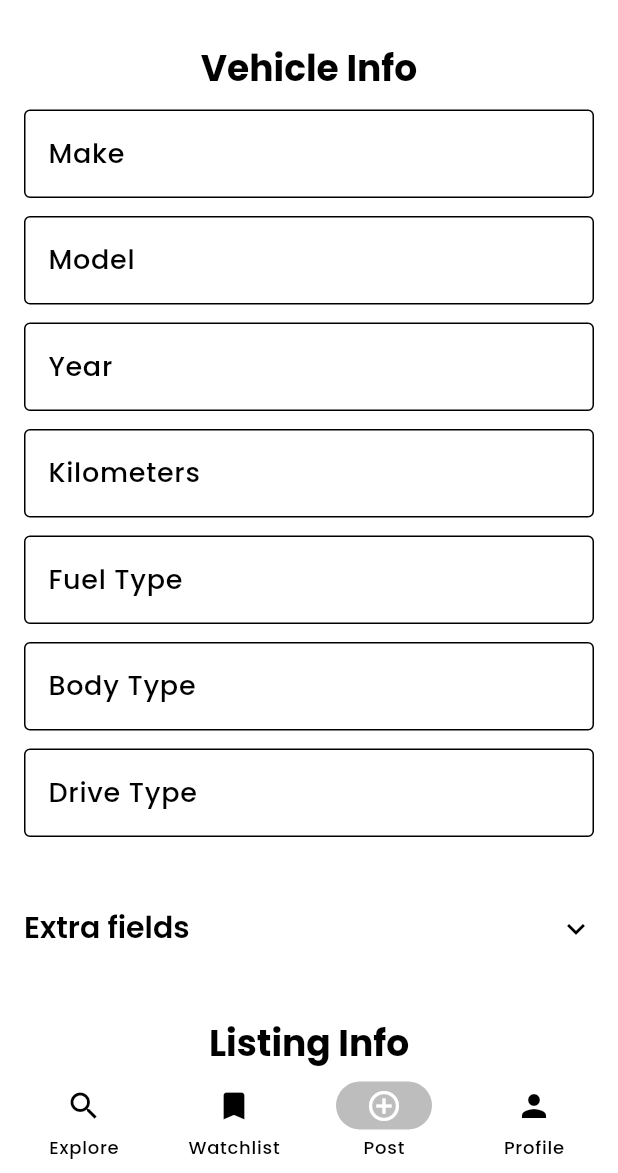
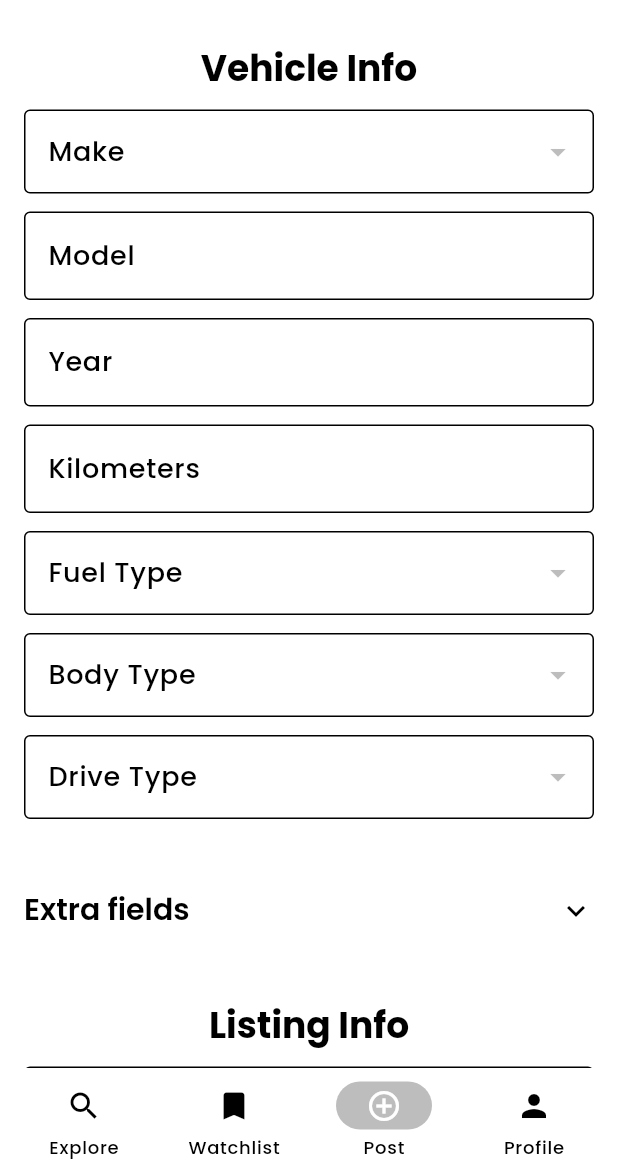
Before and after one commit to joengelena/aurae-beauty-app, a Flutter app: the screen it shows after launch, item 3 of the bottom bar chosen, on a phone screen of 412 x 824 dp, the part 63-1236 px from its top. Run offline on Flutter 3.47's test engine with Material 3 defaults, Android fonts, the phone set to English and light mode, and no system bars; our stand-ins replace flutter_secure_storage, go_router, image_picker, smooth_page_indicator; network calls fail.

Commit message:
Implement a dropdown form field and use if the for required vehicle info fields

```diff
--- a/lib/logic/post_listing_provider.dart
+++ b/lib/logic/post_listing_provider.dart
@@ -2,21 +2,31 @@ import 'dart:typed_data';
 import 'package:flutter/material.dart';
 import 'package:http/http.dart' as http;
 import 'package:image_picker/image_picker.dart';
+import 'package:motorix_app/data/models/listing_attribute.dart';
 import 'package:motorix_app/data/services/listings_services.dart';
 
 class PostListingProvider extends ChangeNotifier {
-  PostListingProvider();
+  PostListingProvider() {
+    _loadAttributes();
+  }
 
   late String? errorMessage;
-
+  List<ListingAttribute> listingAttributeOptions = [];
   final List<Uint8List> imageBytesList = [];
   final List<String> imagePaths = [];
+  final Map<String, Object> postListingData = {};
+  final picker = ImagePicker();
+  bool canPickImage() => imageBytesList.length < 10;
 
-  final Map<String, Object> postListingData = {};
-
-  final picker = ImagePicker();
-
-  bool canPickImage() => imageBytesList.length < 10;
+  Future<void> _loadAttributes() async {
+    try {
+      listingAttributeOptions = await ListingsServices().getListingAttributes();
+    } catch (e) {
+      debugPrint('Error loading filters: $e');
+    } finally {
+      notifyListeners();
+    }
+  }
 
   Future<void> pickImage() async {
     final XFile? pickedImage = await picker.pickImage(
--- /dev/null
+++ b/lib/presentation/widgets/post_listing/dropdown_form_field.dart
@@ -0,0 +1,55 @@
+import 'package:flutter/material.dart';
+import 'package:motorix_app/data/models/listing_attribute.dart';
+import 'package:motorix_app/logic/post_listing_provider.dart';
+import 'package:provider/provider.dart';
+
+class DropdownFormField extends StatelessWidget {
+  final String labelText;
+  final bool isRequired;
+  final String fieldName;
+  final String attributeName;
+
+  const DropdownFormField({
+    super.key,
+    required this.labelText,
+    required this.fieldName,
+    required this.attributeName,
+    this.isRequired = false,
+  });
+
+  @override
+  Widget build(BuildContext context) {
+    final provider = context.read<PostListingProvider>();
+    final listingAttributeOptions = provider.listingAttributeOptions;
+
+    List<String> getAttributeValue() {
+      for (ListingAttribute listingAttribute in listingAttributeOptions) {
+        if (listingAttribute.name == attributeName) {
+          return listingAttribute.attributeValues;
+        }
+      }
+      return [];
+    }
+
+    return DropdownButtonFormField<String>(
+      decoration: InputDecoration(
+        labelText: labelText,
+        border: OutlineInputBorder(),
+      ),
+      items:
+          getAttributeValue().map((val) {
+            return DropdownMenuItem(value: val, child: Text(val));
+          }).toList(),
+      onChanged: (val) {
+        provider.postListingData[fieldName] = val as Object;
+      },
+      validator:
+          isRequired
+              ? (val) {
+                if (val == null || val.isEmpty) return 'Required';
+                return null;
+              }
+              : null,
+    );
+  }
+}
--- a/lib/presentation/widgets/post_listing/vehicle_info_fields.dart
+++ b/lib/presentation/widgets/post_listing/vehicle_info_fields.dart
@@ -1,6 +1,10 @@
 import 'package:flutter/material.dart';
+import 'package:motorix_app/data/models/listing_attribute.dart';
+import 'package:motorix_app/logic/post_listing_provider.dart';
+import 'package:motorix_app/presentation/widgets/post_listing/dropdown_form_field.dart';
 import 'package:motorix_app/presentation/widgets/post_listing/number_form_field.dart';
 import 'package:motorix_app/presentation/widgets/post_listing/string_form_field.dart';
+import 'package:provider/provider.dart';
 
 class VehicleInfoFields extends StatelessWidget {
   const VehicleInfoFields({super.key});
@@ -11,8 +15,12 @@ class VehicleInfoFields extends StatelessWidget {
       spacing: 12,
       children: [
         Text('Vehicle Info', style: Theme.of(context).textTheme.headlineMedium),
-
-        StringFormField(labelText: 'Make', fieldName: 'make', isRequired: true),
+        DropdownFormField(
+          labelText: 'Make',
+          fieldName: 'make',
+          attributeName: 'make',
+          isRequired: true,
+        ),
         StringFormField(
           labelText: 'Model',
           fieldName: 'model',
@@ -24,19 +32,22 @@ class VehicleInfoFields extends StatelessWidget {
           fieldName: 'kilometers',
           isRequired: true,
         ),
-        StringFormField(
+        DropdownFormField(
           labelText: 'Fuel Type',
           fieldName: 'fuelType',
+          attributeName: 'fuel_type',
           isRequired: true,
         ),
-        StringFormField(
+        DropdownFormField(
           labelText: 'Body Type',
           fieldName: 'bodyType',
+          attributeName: 'body_type',
           isRequired: true,
         ),
-        StringFormField(
+        DropdownFormField(
           labelText: 'Drive Type',
           fieldName: 'driveType',
+          attributeName: 'drive_type',
           isRequired: true,
         ),
       ],
```
